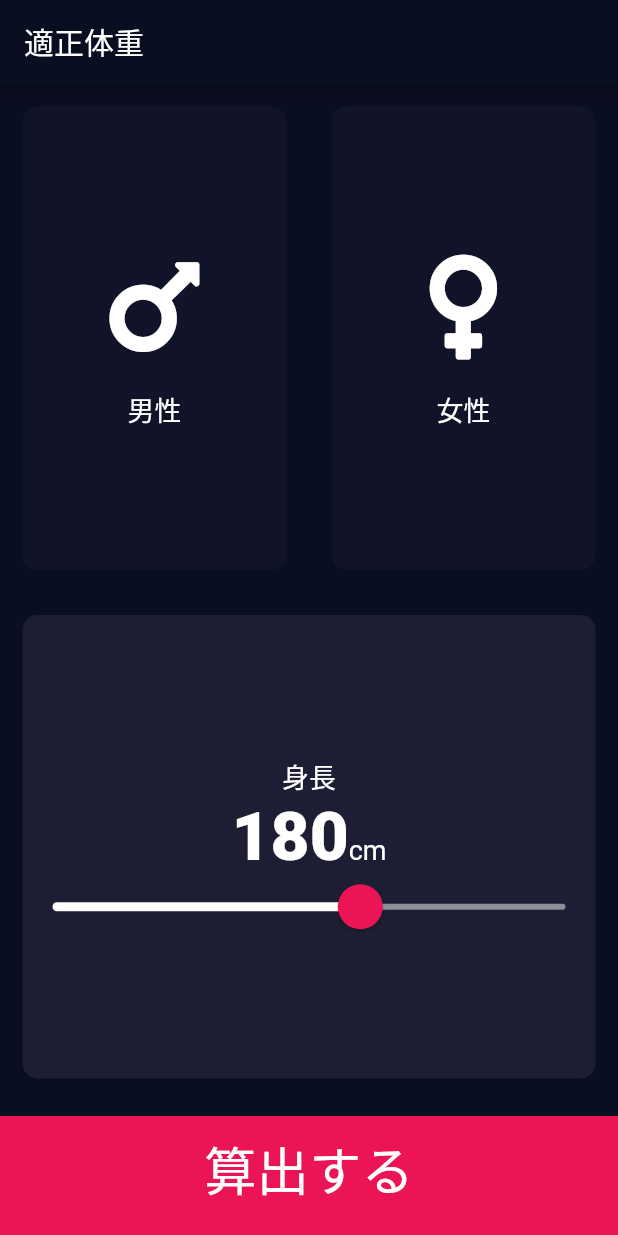
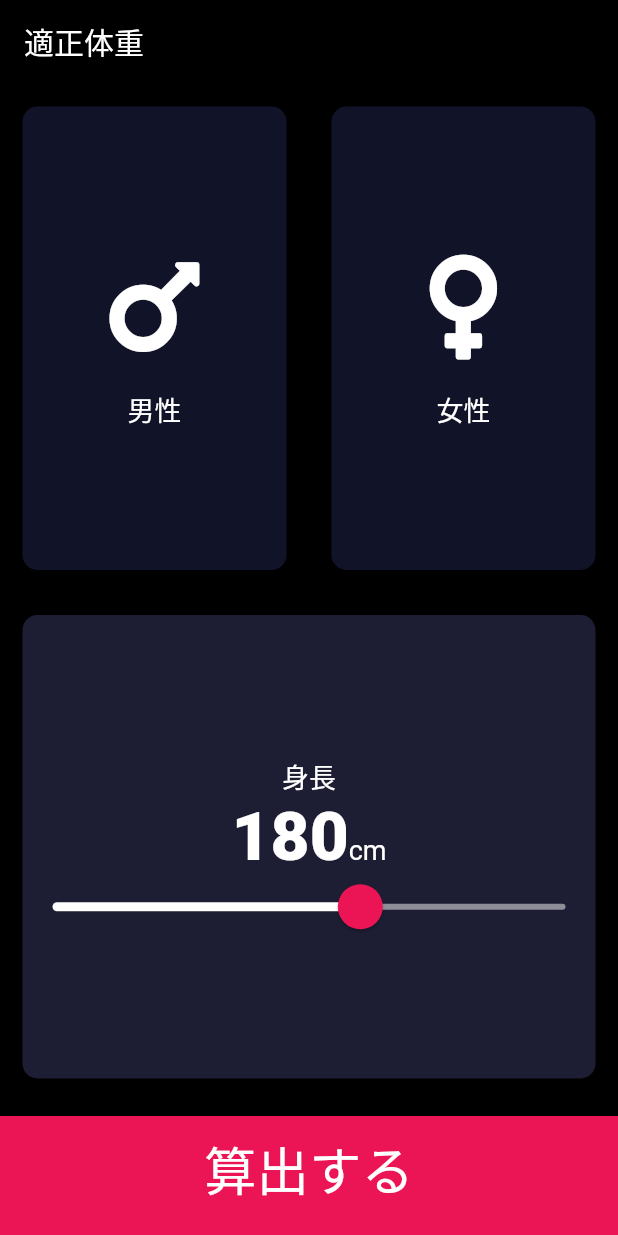
Before and after one commit to DaigoWakabayashi/best_weighter, a Flutter app: the screen it shows after launch, on a phone screen of 412 x 824 dp. Run offline on Flutter 3.47's test engine with Material 2 defaults, Android fonts, the phone set to English and light mode, and no system bars; our stand-ins replace font_awesome_flutter.

Commit message:
背景色の色変更

```diff
--- a/lib/main.dart
+++ b/lib/main.dart
@@ -7,8 +7,8 @@ class BestWeighter extends StatelessWidget {
   Widget build(BuildContext context) {
     return MaterialApp(
       theme: ThemeData.dark().copyWith(
-        primaryColor: Color(0xFF0A0E21),
-        scaffoldBackgroundColor: Color(0xFF0A0E21),
+        primaryColor: Colors.black,
+        scaffoldBackgroundColor: Colors.black,
       ),
       home: InputPage(),
     );
```
